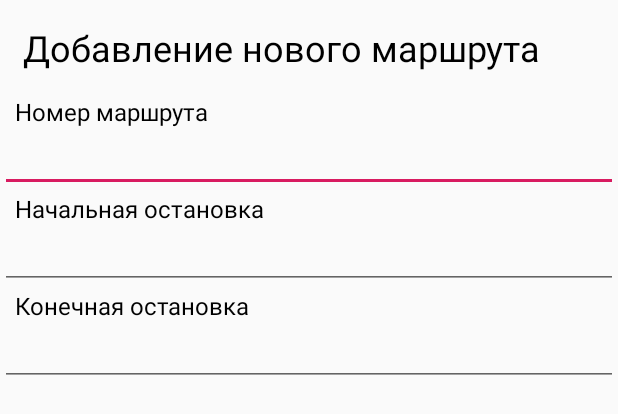
After one commit to 0awawa0/NeverLate, an Android app: the layout layout_dialog_add_route.xml on its own in the app's theme, with its tools: preview values and no code run, on a phone screen of 412 x 824 dp. The commit adds this screen. Shown: the top 414 px of the screen. Run offline under Robolectric (Android 15) with nearby library versions, the phone set to English and light mode, and no system bars.

```diff
--- /dev/null
+++ b/app/src/main/res/drawable/ic_add.xml
@@ -0,0 +1,5 @@
+<vector android:height="24dp" android:tint="#FFFFFF"
+    android:viewportHeight="24.0" android:viewportWidth="24.0"
+    android:width="24dp" xmlns:android="http://schemas.android.com/apk/res/android">
+    <path android:fillColor="#FF000000" android:pathData="M19,13h-6v6h-2v-6H5v-2h6V5h2v6h6v2z"/>
+</vector>
--- a/app/src/main/res/layout/app_bar_main.xml
+++ b/app/src/main/res/layout/app_bar_main.xml
@@ -17,6 +17,7 @@
             android:layout_width="match_parent"
             android:layout_height="?attr/actionBarSize"
             android:background="@drawable/background_toolbar"
+            app:menu="@menu/toolbar_menu"
             app:popupTheme="@style/AppTheme.PopupOverlay" />
 
     </com.google.android.material.appbar.AppBarLayout>
--- /dev/null
+++ b/app/src/main/res/layout/layout_dialog_add_route.xml
@@ -0,0 +1,63 @@
+<?xml version="1.0" encoding="utf-8"?>
+<LinearLayout xmlns:android="http://schemas.android.com/apk/res/android"
+    android:orientation="vertical" android:layout_width="match_parent"
+    android:layout_height="match_parent">
+
+    <TextView
+        android:id="@+id/tvTitle"
+        android:layout_width="match_parent"
+        android:layout_height="wrap_content"
+        android:padding="15dp"
+        android:textSize="24sp"
+        android:textColor="@android:color/black"
+        android:text="@string/dialog_add_route_title"/>
+
+    <TextView
+        android:id="@+id/tvRouteNumber"
+        android:layout_width="match_parent"
+        android:layout_height="wrap_content"
+        android:textSize="16sp"
+        android:paddingStart="10dp"
+        android:textColor="@android:color/black"
+        android:text="@string/dialog_add_route_route_number"/>
+
+    <EditText
+        android:id="@+id/etRouteNumber"
+        android:layout_width="match_parent"
+        android:layout_height="wrap_content"
+        android:textSize="16sp"
+        android:textColor="@android:color/black"/>
+
+    <TextView
+        android:id="@+id/tvRouteFirst"
+        android:layout_width="match_parent"
+        android:layout_height="wrap_content"
+        android:text="@string/dialog_add_route_route_first"
+        android:textSize="16sp"
+        android:paddingStart="10dp"
+        android:textColor="@android:color/black"/>
+
+    <EditText
+        android:id="@+id/etRouteFirst"
+        android:layout_width="match_parent"
+        android:layout_height="wrap_content"
+        android:textSize="16sp"
+        android:textColor="@android:color/black"/>
+
+    <TextView
+        android:id="@+id/tvRouteLast"
+        android:layout_width="match_parent"
+        android:layout_height="wrap_content"
+        android:paddingStart="10dp"
+        android:text="@string/dialog_add_route_route_last"
+        android:textSize="16sp"
+        android:textColor="@android:color/black"/>
+
+    <EditText
+        android:id="@+id/etRouteLast"
+        android:layout_width="match_parent"
+        android:layout_height="wrap_content"
+        android:textSize="16sp"
+        android:textColor="@android:color/black"/>
+
+</LinearLayout>
--- a/app/src/main/res/values/strings.xml
+++ b/app/src/main/res/values/strings.xml
@@ -26,4 +26,11 @@
     <string name="weekends">Выходной</string>
 
     <string name="error_no_data">Нет данных</string>
+
+    <string name="add_route">Добавить маршрут</string>
+
+    <string name="dialog_add_route_title">Добавление нового маршрута</string>
+    <string name="dialog_add_route_route_number">Номер маршрута</string>
+    <string name="dialog_add_route_route_first">Начальная остановка</string>
+    <string name="dialog_add_route_route_last">Конечная остановка</string>
 </resources>
```
Also changed, not shown: app/src/main/java/com/awawa/neverlate/MainActivity.kt (+12 -13 lines), app/src/main/java/com/awawa/neverlate/db/DatabaseHelper.kt (+3 -5 lines), app/src/main/java/com/awawa/neverlate/ui/routes/RoutesFragment.kt (+33 -5 lines), app/src/main/java/com/awawa/neverlate/ui/stops/StopsFragment.kt (+8 -9 lines), app/src/main/java/com/awawa/neverlate/ui/times/TimesFragment.kt (+8 -8 lines), app/src/main/res/menu/toolbar_menu.xml (added, +10 -0 lines).
